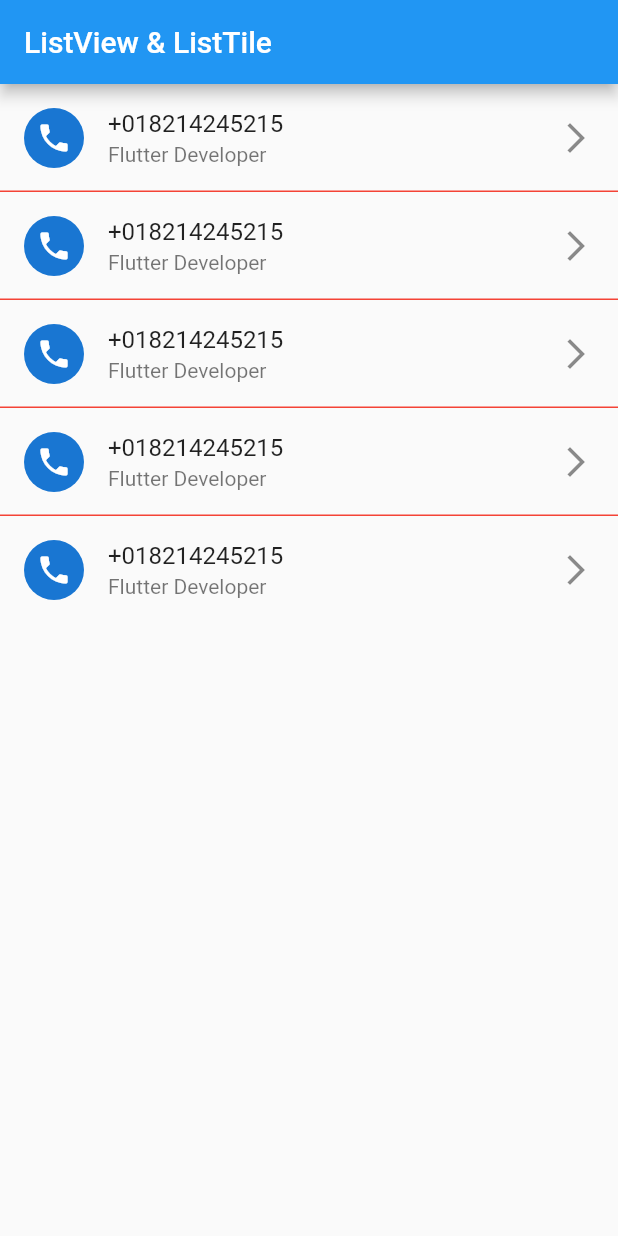
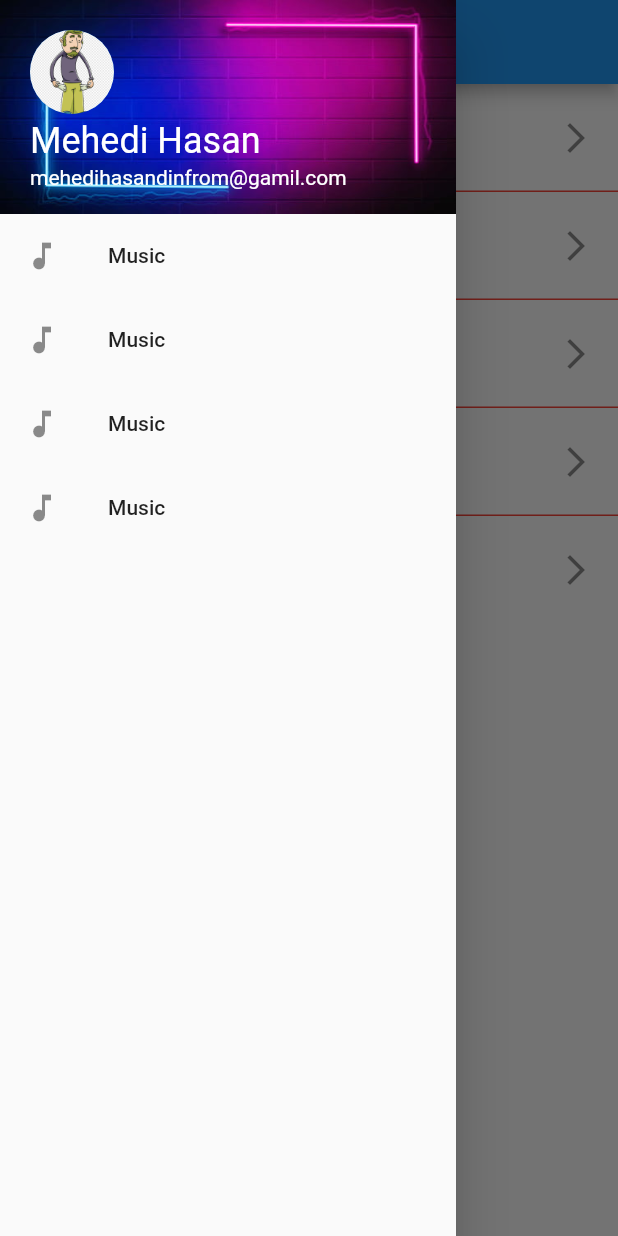
Before and after one commit to jpmehedi/ict-flutter-batch-6, a Flutter app: the screen it shows after launch, with the side drawer open (before the commit the screen has no drawer), on a phone screen of 412 x 824 dp. Run offline on Flutter 3.47's test engine with Material 2 defaults, Android fonts, the phone set to English and light mode, and no system bars.

Commit message:
Stack, Positioned, Drawer

```diff
--- a/lib/day_ten.dart
+++ b/lib/day_ten.dart
@@ -7,8 +7,70 @@ class DayTen extends StatelessWidget {
   Widget build(BuildContext context) {
     return  Scaffold(
       appBar: AppBar(title: Text("ListView & ListTile"),),
+      drawer: Drawer(
+        child: Column(
+          children: [
+            Stack(
+              children: [
+                Image.asset("assets/background.jpg"),
+                Positioned(
+                  top: 20,
+                  left: 20,
+                  child: CircleAvatar(
+                    radius: 28,
+                    backgroundImage: AssetImage("assets/poor_man.png"),
+                  ),
+                ),
 
+                Positioned(
+                  left: 20,
+                  top: 80,
+                  child: Text(
+                    "Mehedi Hasan",
+                    style: TextStyle(
+                      color: Colors.white,
+                      fontSize: 24
+                    ),
+                  ),
+                ),
 
+                Positioned(
+                  left: 20,
+                  top: 110,
+                  child: Text(
+                    "mehedihasandinfrom@gamil.com",
+                    style: TextStyle(
+                      color: Colors.white,
+                      fontSize: 14
+                    ),
+                  ),
+                )
+              ],
+            ),
+
+            ListTile(
+              onTap: (){},
+              leading: Icon(Icons.music_note),
+              title: Text("Music"),
+            ),
+            ListTile(
+              onTap: (){},
+              leading: Icon(Icons.music_note),
+              title: Text("Music"),
+            ),
+            ListTile(
+              onTap: (){},
+              leading: Icon(Icons.music_note),
+              title: Text("Music"),
+            ),
+            ListTile(
+              onTap: (){},
+              leading: Icon(Icons.music_note),
+              title: Text("Music"),
+            )
+          ],
+        ),
+      ),
       body:ListView.separated(
         separatorBuilder: (BuildContext context, int index){
           return Divider(
--- a/pubspec.yaml
+++ b/pubspec.yaml
@@ -44,7 +44,7 @@ flutter:
 
   # To add assets to your application, add an assets section, like this:
   assets:
-    - assets/poor_man.png
+    - assets/
 
   # An image asset can refer to one or more resolution-specific "variants", see
   # https://flutter.dev/assets-and-images/#resolution-aware.
```
Also changed, not shown: assets/background.jpg (added).
